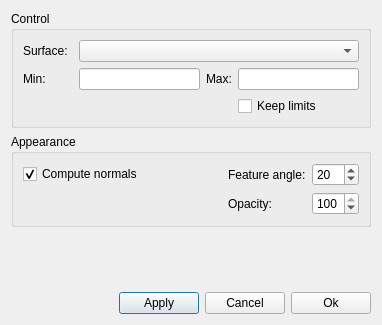
This is ElmerGUI/vtkpost/surface.ui in tehnick/elmerfem as Qt 5 draws it before an edit. The edited form follows.
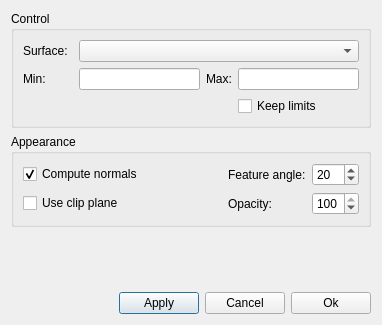
This is the edited form. Icons and pictures are not drawn.

Commit message: ElmerGUI: Removed clip plane activation from view menu to individual dialog forms

```diff
--- a/ElmerGUI/vtkpost/surface.ui
+++ b/ElmerGUI/vtkpost/surface.ui
@@ -180,6 +180,13 @@
           </property>
          </spacer>
         </item>
+        <item row="1" column="0" >
+         <widget class="QCheckBox" name="clipPlane" >
+          <property name="text" >
+           <string>Use clip plane</string>
+          </property>
+         </widget>
+        </item>
        </layout>
       </item>
      </layout>
```
The commit also changes 2 other files.
